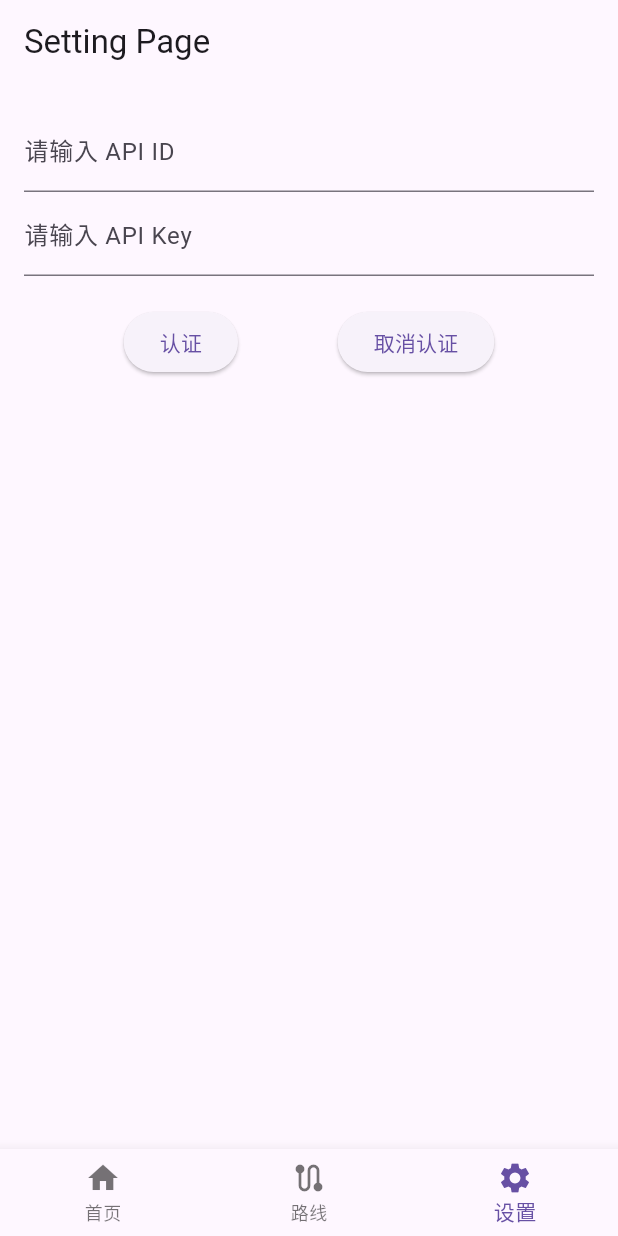
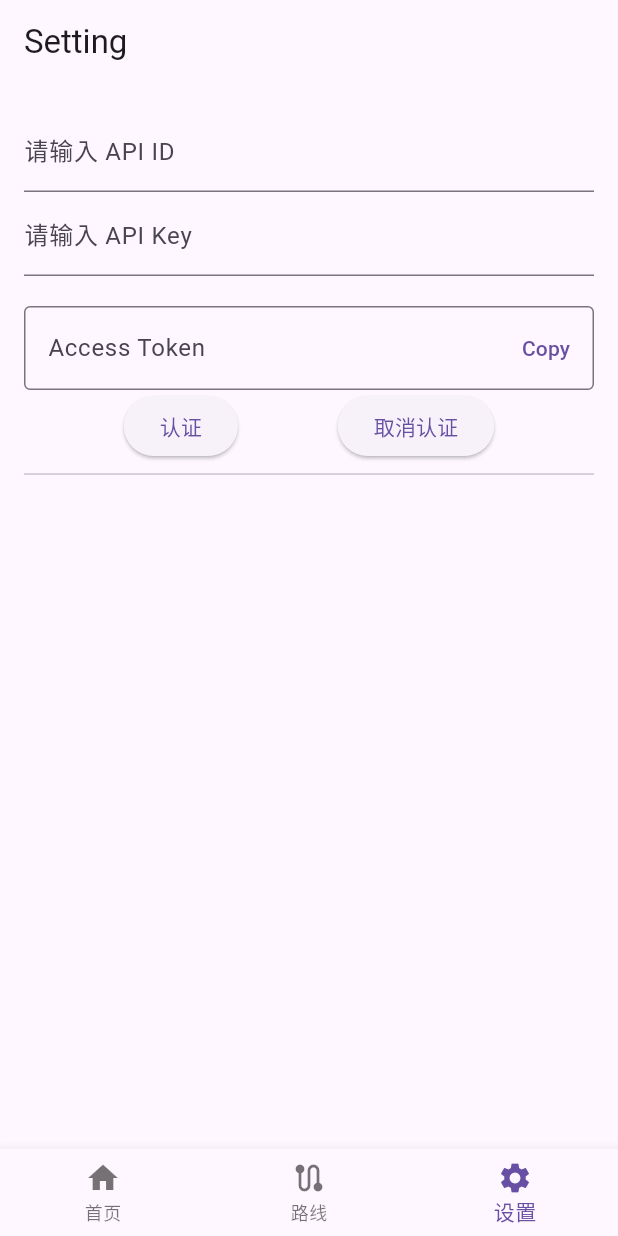
Before and after one commit to qixiaoyu0315/strava_pro, a Flutter app: the screen it shows after launch, item 3 of the bottom bar chosen, after a tap on "认证", on a phone screen of 412 x 824 dp. Run offline on Flutter 3.47's test engine with Material 3 defaults, Android fonts, the phone set to English and light mode, and no system bars; our stand-ins replace fluttertoast, sqflite; missing offline and left inert: strava_client; accounts and stored records are empty.

Commit message:
完成路线页面的认证授权｜添加Toast提醒

```diff
--- /dev/null
+++ b/devtools_options.yaml
@@ -0,0 +1,3 @@
+description: This file stores settings for Dart & Flutter DevTools.
+documentation: https://docs.flutter.dev/tools/devtools/extensions#configure-extension-enablement-states
+extensions:
--- /dev/null
+++ b/lib/model/api_key_model.dart
@@ -0,0 +1,55 @@
+import 'package:sqflite/sqflite.dart';
+import 'package:path/path.dart';
+
+class ApiKeyModel {
+  static final ApiKeyModel _instance = ApiKeyModel._internal();
+  factory ApiKeyModel() => _instance;
+
+  ApiKeyModel._internal();
+
+  Database? _database;
+
+  Future<Database> get database async {
+    if (_database != null) return _database!;
+    _database = await _initDB();
+    return _database!;
+  }
+
+  Future<Database> _initDB() async {
+    String path = join(await getDatabasesPath(), 'api_key.db');
+    return await openDatabase(
+      path,
+      version: 1,
+      onCreate: (db, version) async {
+        await db.execute('''
+          CREATE TABLE api_keys(
+            id INTEGER PRIMARY KEY AUTOINCREMENT,
+            api_id TEXT NOT NULL,
+            api_key TEXT NOT NULL
+          )
+        ''');
+      },
+    );
+  }
+
+  Future<void> insertApiKey(String apiId, String apiKey) async {
+    final db = await database;
+    await db.insert(
+      'api_keys',
+      {'api_id': apiId, 'api_key': apiKey},
+      conflictAlgorithm: ConflictAlgorithm.replace,
+    );
+  }
+
+  Future<Map<String, String>?> getApiKey() async {
+    final db = await database;
+    final List<Map<String, dynamic>> maps = await db.query('api_keys', orderBy: 'id DESC', limit: 1);
+    if (maps.isNotEmpty) {
+      return {
+        'api_id': maps.first['api_id'] as String,
+        'api_key': maps.first['api_key'] as String,
+      };
+    }
+    return null;
+  }
+}
--- a/lib/page/setting_page.dart
+++ b/lib/page/setting_page.dart
@@ -1,32 +1,96 @@
+import 'dart:async';
+
 import 'package:flutter/material.dart';
+import 'package:flutter/services.dart';
+import 'package:intl/intl.dart';
+import 'package:strava_client/strava_client.dart';
+import '../model/api_key_model.dart';
+import '../service/strava_service.dart';
 
 class SettingPage extends StatefulWidget {
   const SettingPage({Key? key}) : super(key: key);
-
   @override
   _SettingPageState createState() => _SettingPageState();
 }
 
 class _SettingPageState extends State<SettingPage> {
+  final TextEditingController _textEditingController = TextEditingController();
+  late final StravaClient stravaClient;
+
+  TokenResponse? token;
+
   final TextEditingController _idController = TextEditingController();
   final TextEditingController _keyController = TextEditingController();
+  final ApiKeyModel _apiKeyModel = ApiKeyModel();
 
-  void _authenticate() {
+  @override
+  void initState() {
+    super.initState();
+    _loadApiKey().then((_) {
+      stravaClient = StravaClient(
+        secret: _keyController.text,
+        clientId: _idController.text,
+      );
+    });
+  }
+
+  Future<void> _loadApiKey() async {
+    final apiKey = await _apiKeyModel.getApiKey();
+    if (apiKey != null) {
+      _idController.text = apiKey['api_id']!;
+      _keyController.text = apiKey['api_key']!;
+    }
+  }
+
+  FutureOr<Null> showErrorMessage(dynamic error, dynamic stackTrace) {
+    if (error is Fault) {
+      showDialog(
+          context: context,
+          builder: (context) {
+            return AlertDialog(
+              title: Text("Did Receive Fault"),
+              content: Text(
+                  "Message: ${error.message}\n-----------------\nErrors:\n${(error.errors ?? []).map((e) => "Code: ${e.code}\nResource: ${e.resource}\nField: ${e.field}\n").toList().join("\n----------\n")}"),
+            );
+          });
+    }
+  }
+
+  void testAuthentication() {
     String id = _idController.text;
     String key = _keyController.text;
-    print('ID: $id, Key: $key');
+    _apiKeyModel.insertApiKey(id, key);
+    ExampleAuthentication(stravaClient).testAuthentication(
+      [
+        AuthenticationScope.profile_read_all,
+        AuthenticationScope.read_all,
+        AuthenticationScope.activity_read_all
+      ],
+      "stravaflutter://redirect",
+    ).then((token) {
+      setState(() {
+        this.token = token;
+        _textEditingController.text = token.accessToken;
+      });
+    }).catchError(showErrorMessage);
   }
 
-  void _cancelAuthentication() {
+  void testDeauth() {
     _idController.clear();
     _keyController.clear();
+    ExampleAuthentication(stravaClient).testDeauthorize().then((value) {
+      setState(() {
+        this.token = null;
+        _textEditingController.clear();
+      });
+    }).catchError(showErrorMessage);
   }
 
   @override
   Widget build(BuildContext context) {
     return Scaffold(
       appBar: AppBar(
-        title: const Text('Setting Page'),
+        title: const Text('Setting'),
       ),
       body: Padding(
         padding: const EdgeInsets.all(16.0),
@@ -47,19 +111,39 @@ class _SettingPageState extends State<SettingPage> {
               obscureText: true,
             ),
             const SizedBox(height: 20),
+            TextField(
+              minLines: 1,
+              maxLines: 3,
+              controller: _textEditingController,
+              decoration: InputDecoration(
+                  border: OutlineInputBorder(),
+                  label: Text("Access Token"),
+                  suffixIcon: TextButton(
+                    child: Text("Copy"),
+                    onPressed: () {
+                      Clipboard.setData(
+                              ClipboardData(text: _textEditingController.text))
+                          .then((value) => ScaffoldMessenger.of(context)
+                                  .showSnackBar(SnackBar(
+                                content: Text("Copied!"),
+                              )));
+                    },
+                  )),
+            ),
             Row(
               mainAxisAlignment: MainAxisAlignment.spaceEvenly,
               children: [
                 ElevatedButton(
-                  onPressed: _authenticate,
+                  onPressed: testAuthentication,
                   child: const Text('认证'),
                 ),
                 ElevatedButton(
-                  onPressed: _cancelAuthentication,
+                  onPressed: testDeauth,
                   child: const Text('取消认证'),
                 ),
               ],
             ),
+            const Divider(),
           ],
         ),
       ),
--- /dev/null
+++ b/lib/service/strava_service.dart
@@ -0,0 +1,20 @@
+import 'package:strava_client/strava_client.dart';
+
+class ExampleAuthentication {
+  final StravaClient stravaClient;
+  ExampleAuthentication(this.stravaClient);
+
+  Future<TokenResponse> testAuthentication(
+      List<AuthenticationScope> scopes, String redirectUrl) {
+    return stravaClient.authentication.authenticate(
+        scopes: scopes,
+        redirectUrl: redirectUrl,
+        forceShowingApproval: false,
+        callbackUrlScheme: "stravaflutter",
+        preferEphemeral: true);
+  }
+
+  Future<void> testDeauthorize() {
+    return stravaClient.authentication.deAuthorize();
+  }
+}
--- a/pubspec.yaml
+++ b/pubspec.yaml
@@ -11,6 +11,9 @@ dependencies:
     sdk: flutter
   strava_client: ^2.1.2
   intl: ^0.18.0
+  sqflite: ^2.2.2
+  path: ^1.9.0
+  fluttertoast: ^8.2.12
 
 dev_dependencies:
   flutter_test:
```
Also changed, not shown: lib/page/route_page.dart (+97 -3 lines), pubspec.lock, 2 other files.
